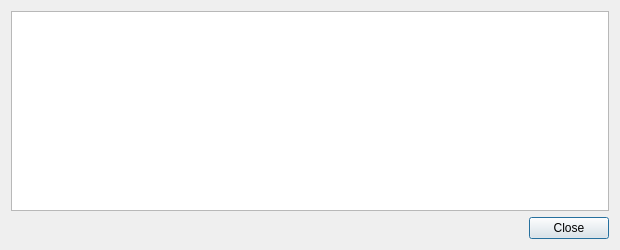
Before: the Qt Designer form src/qt/forms/transactiondescdialog.ui in Kore-Core/KORE, drawn with Qt 5.
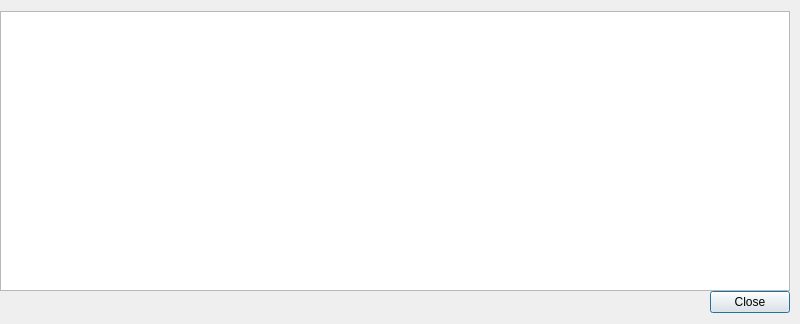
After: the same form once the commit is applied.

Diff of the .ui file:
```diff
--- a/src/qt/forms/transactiondescdialog.ui
+++ b/src/qt/forms/transactiondescdialog.ui
@@ -6,14 +6,29 @@
    <rect>
     <x>0</x>
     <y>0</y>
-    <width>620</width>
-    <height>250</height>
+    <width>800</width>
+    <height>324</height>
    </rect>
   </property>
+  <property name="minimumSize">
+   <size>
+    <width>800</width>
+    <height>0</height>
+   </size>
+  </property>
   <property name="windowTitle">
    <string>Transaction details</string>
   </property>
   <layout class="QVBoxLayout" name="verticalLayout">
+   <property name="spacing">
+    <number>0</number>
+   </property>
+   <property name="leftMargin">
+    <number>0</number>
+   </property>
+   <property name="rightMargin">
+    <number>10</number>
+   </property>
    <item>
     <widget class="QTextEdit" name="detailText">
      <property name="toolTip">
```
